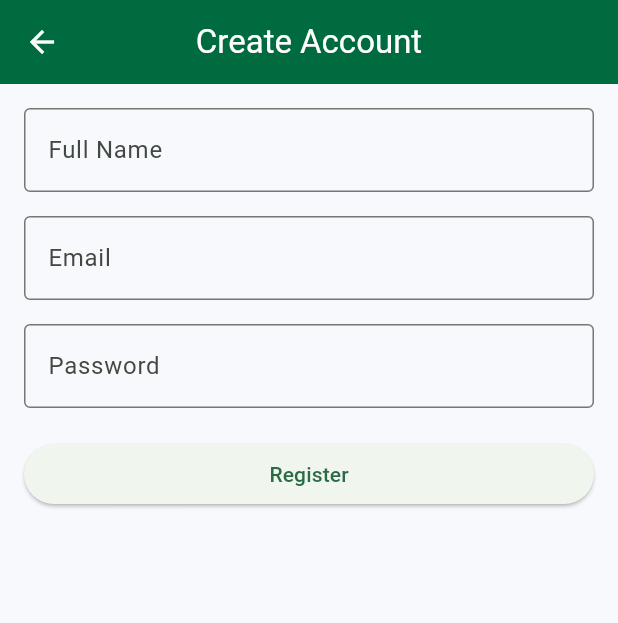
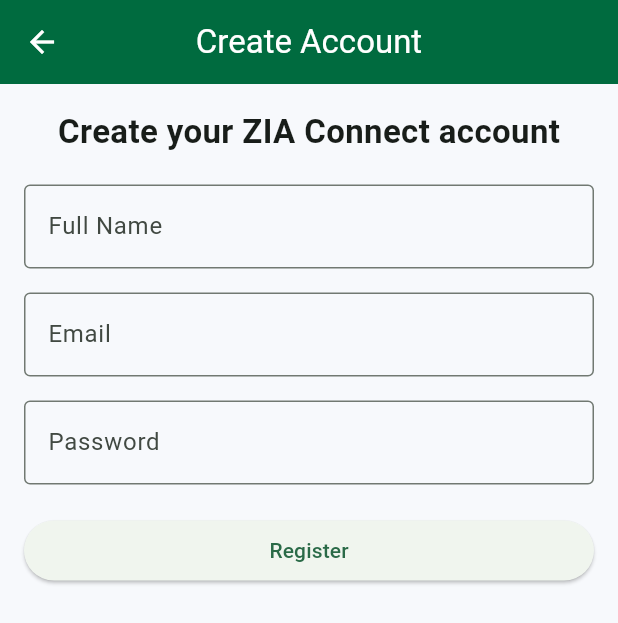
Before and after one commit to YUSUFUMARWALI/zia_connect, a Flutter app: the RegisterScreen screen opened directly, on a phone screen of 412 x 824 dp. Shown: the top 623 px of the screen. Run offline on Flutter 3.47's test engine with Material 3 defaults, Android fonts, the phone set to English and light mode, and no system bars.

Commit message:
Connected register screen to dashboard

```diff
--- a/lib/features/auth/screens/register_screen.dart
+++ b/lib/features/auth/screens/register_screen.dart
@@ -1,7 +1,15 @@
 import 'package:flutter/material.dart';
+import '../../home/screens/home_screen.dart';
 
 class RegisterScreen extends StatelessWidget {
   const RegisterScreen({super.key});
+
+  void openHome(BuildContext context) {
+    Navigator.pushReplacement(
+      context,
+      MaterialPageRoute(builder: (_) => const HomeScreen()),
+    );
+  }
 
   @override
   Widget build(BuildContext context) {
@@ -13,32 +21,28 @@
         padding: const EdgeInsets.all(16),
         child: Column(
           children: [
+            const Text(
+              'Create your ZIA Connect account',
+              style: TextStyle(fontSize: 22, fontWeight: FontWeight.bold),
+            ),
+            const SizedBox(height: 20),
             const TextField(
-              decoration: InputDecoration(
-                labelText: 'Full Name',
-                border: OutlineInputBorder(),
-              ),
+              decoration: InputDecoration(labelText: 'Full Name', border: OutlineInputBorder()),
             ),
             const SizedBox(height: 16),
             const TextField(
-              decoration: InputDecoration(
-                labelText: 'Email',
-                border: OutlineInputBorder(),
-              ),
+              decoration: InputDecoration(labelText: 'Email', border: OutlineInputBorder()),
             ),
             const SizedBox(height: 16),
             const TextField(
               obscureText: true,
-              decoration: InputDecoration(
-                labelText: 'Password',
-                border: OutlineInputBorder(),
-              ),
+              decoration: InputDecoration(labelText: 'Password', border: OutlineInputBorder()),
             ),
             const SizedBox(height: 20),
             SizedBox(
               width: double.infinity,
               child: ElevatedButton(
-                onPressed: () {},
+                onPressed: () => openHome(context),
                 child: const Text('Register'),
               ),
             ),
```
